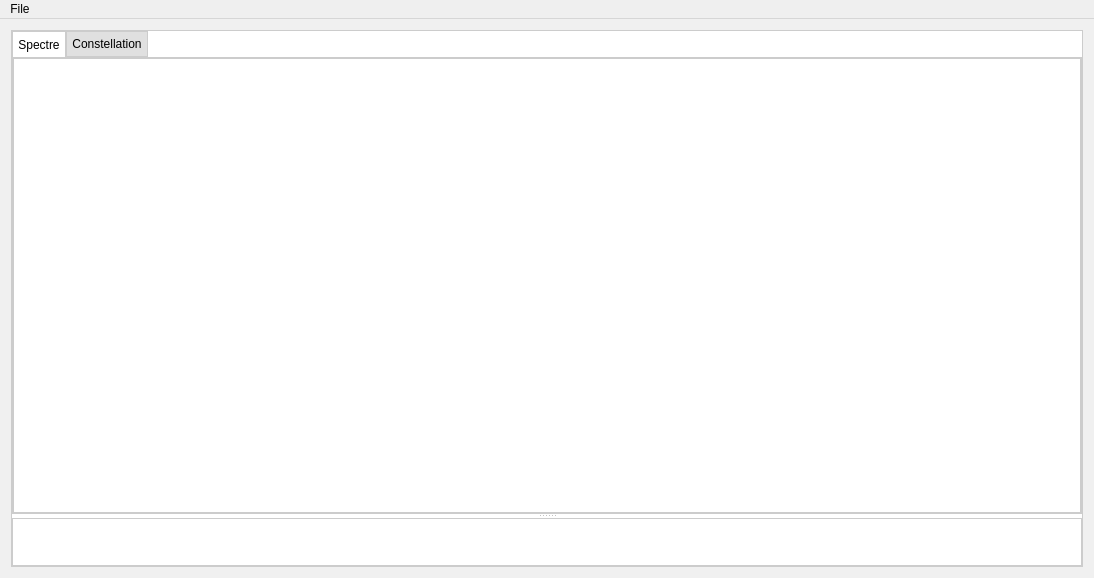
Before: the Qt Designer form AquaWave.ui in AquaCreatura/AquaWave, drawn with Qt 5.
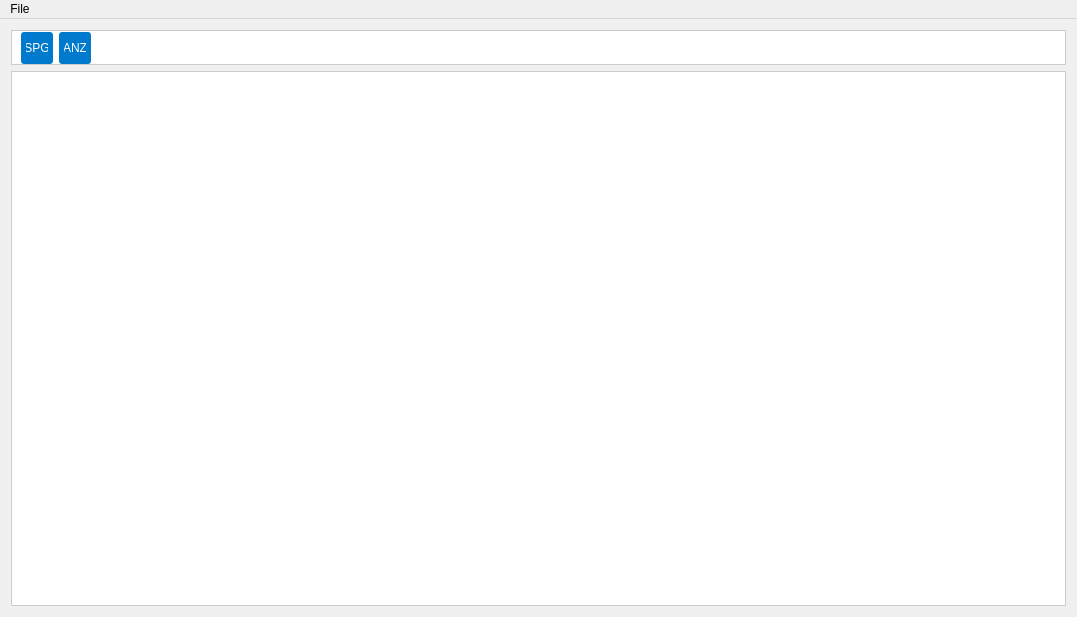
After: the same form once the commit is applied.

What changed in the file:
```diff
--- a/AquaWave.ui
+++ b/AquaWave.ui
@@ -6,8 +6,8 @@
    <rect>
     <x>0</x>
     <y>0</y>
-    <width>1094</width>
-    <height>578</height>
+    <width>1077</width>
+    <height>617</height>
    </rect>
   </property>
   <property name="windowTitle">
@@ -59,73 +59,93 @@
    </property>
    <layout class="QGridLayout" name="gridLayout">
     <item row="0" column="0">
-     <widget class="QSplitter" name="splitter">
-      <property name="orientation">
-       <enum>Qt::Vertical</enum>
+     <widget class="QFrame" name="frame_2">
+      <property name="sizePolicy">
+       <sizepolicy hsizetype="Preferred" vsizetype="Maximum">
+        <horstretch>0</horstretch>
+        <verstretch>0</verstretch>
+       </sizepolicy>
       </property>
-      <widget class="QTabWidget" name="harmonics_viewer_tab_widget">
-       <property name="sizePolicy">
-        <sizepolicy hsizetype="Preferred" vsizetype="Maximum">
-         <horstretch>0</horstretch>
-         <verstretch>2</verstretch>
-        </sizepolicy>
+      <property name="minimumSize">
+       <size>
+        <width>32</width>
+        <height>32</height>
+       </size>
+      </property>
+      <property name="frameShape">
+       <enum>QFrame::StyledPanel</enum>
+      </property>
+      <property name="frameShadow">
+       <enum>QFrame::Raised</enum>
+      </property>
+      <layout class="QHBoxLayout" name="horizontalLayout">
+       <property name="leftMargin">
+        <number>9</number>
        </property>
-       <property name="currentIndex">
+       <property name="topMargin">
+        <number>1</number>
+       </property>
+       <property name="bottomMargin">
         <number>0</number>
        </property>
-       <widget class="QWidget" name="spectre_tab">
-        <attribute name="title">
-         <string>Spectre</string>
-        </attribute>
-        <layout class="QGridLayout" name="gridLayout_2" columnstretch="0">
-         <property name="leftMargin">
-          <number>0</number>
+       <item>
+        <widget class="QPushButton" name="spectral_viewer_navigate_button">
+         <property name="minimumSize">
+          <size>
+           <width>32</width>
+           <height>32</height>
+          </size>
          </property>
-         <property name="topMargin">
-          <number>0</number>
+         <property name="maximumSize">
+          <size>
+           <width>32</width>
+           <height>32</height>
+          </size>
          </property>
-         <property name="rightMargin">
-          <number>0</number>
+         <property name="text">
+          <string>SPG</string>
          </property>
-         <property name="bottomMargin">
-          <number>0</number>
+        </widget>
+       </item>
+       <item>
+        <widget class="QPushButton" name="analyze_navigate_button">
+         <property name="minimumSize">
+          <size>
+           <width>32</width>
+           <height>32</height>
+          </size>
          </property>
-         <property name="spacing">
-          <number>0</number>
+         <property name="maximumSize">
+          <size>
+           <width>32</width>
+           <height>32</height>
+          </size>
          </property>
-        </layout>
-       </widget>
-       <widget class="QWidget" name="constellation_tab">
-        <attribute name="title">
-         <string>Constellation</string>
-        </attribute>
-       </widget>
-      </widget>
-      <widget class="QFrame" name="TimeFreqFrame">
-       <property name="sizePolicy">
-        <sizepolicy hsizetype="Expanding" vsizetype="Expanding">
-         <horstretch>0</horstretch>
-         <verstretch>2</verstretch>
-        </sizepolicy>
-       </property>
-       <layout class="QGridLayout" name="TimeFreqWidget">
-        <property name="leftMargin">
-         <number>3</number>
-        </property>
-        <property name="topMargin">
-         <number>1</number>
-        </property>
-        <property name="rightMargin">
-         <number>0</number>
-        </property>
-        <property name="bottomMargin">
-         <number>0</number>
-        </property>
-        <property name="spacing">
-         <number>0</number>
-        </property>
-       </layout>
-      </widget>
+         <property name="text">
+          <string>ANZ</string>
+         </property>
+        </widget>
+       </item>
+       <item>
+        <spacer name="horizontalSpacer">
+         <property name="orientation">
+          <enum>Qt::Horizontal</enum>
+         </property>
+         <property name="sizeHint" stdset="0">
+          <size>
+           <width>40</width>
+           <height>20</height>
+          </size>
+         </property>
+        </spacer>
+       </item>
+      </layout>
+     </widget>
+    </item>
+    <item row="1" column="0">
+     <widget class="QStackedWidget" name="stackedWidget">
+      <widget class="QWidget" name="spectral_viewer"/>
+      <widget class="QWidget" name="scope_analyzer"/>
      </widget>
     </item>
    </layout>
@@ -135,7 +155,7 @@
     <rect>
      <x>0</x>
      <y>0</y>
-     <width>1094</width>
+     <width>1077</width>
      <height>21</height>
     </rect>
    </property>
```
